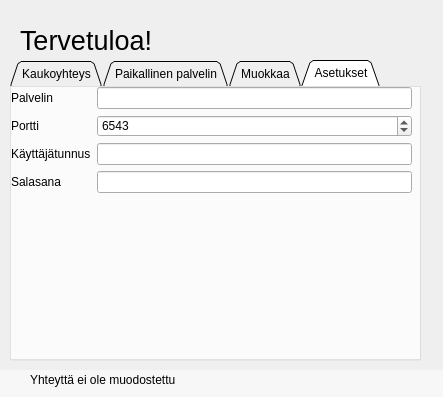
This is ratapihaikkuna.ui in artoh/ratapiha-kauko as Qt 5 draws it before an edit. The edited form follows.
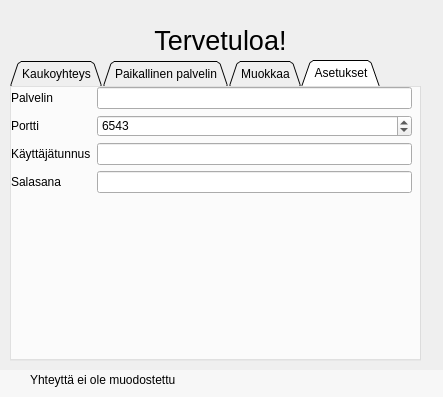
This is the edited form. The open tabs and pages were chosen to show the change. Icons and pictures are not drawn.

Diff of the .ui file:
```diff
--- a/ratapihaikkuna.ui
+++ b/ratapihaikkuna.ui
@@ -429,6 +429,9 @@
     <property name="text">
      <string>Tervetuloa!</string>
     </property>
+    <property name="alignment">
+     <set>Qt::AlignCenter</set>
+    </property>
    </widget>
    <widget class="QLabel" name="varivalo">
     <property name="geometry">
```
Left out of the diff: 2 changed lines with no effect on the pictures.
